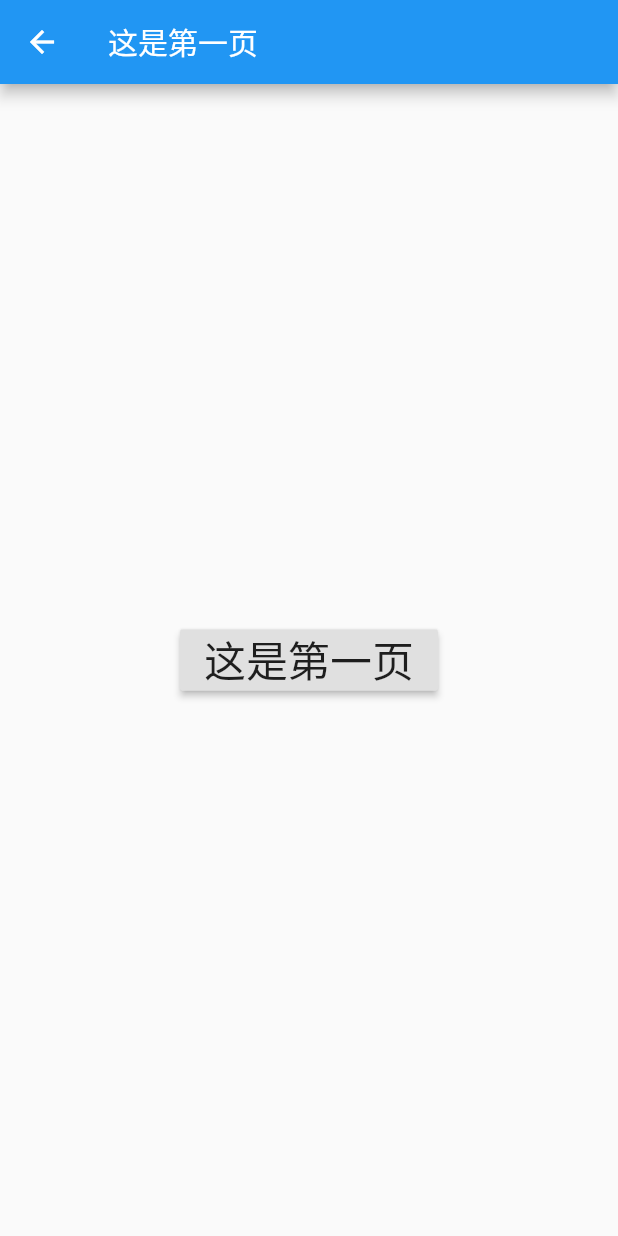
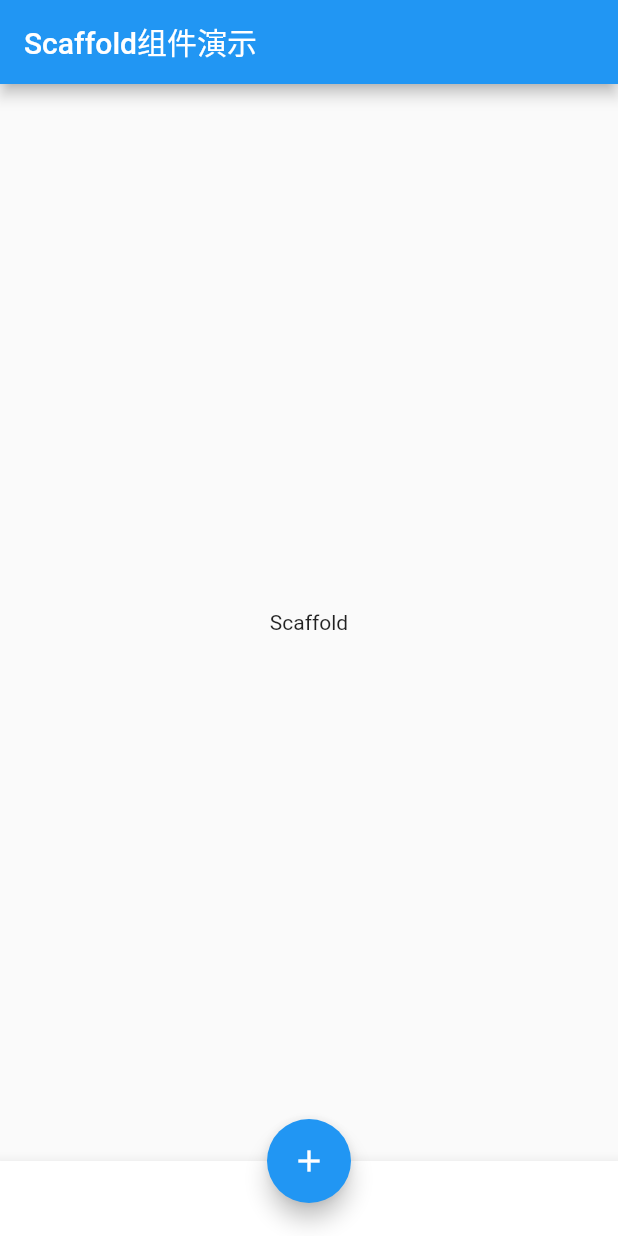
Before and after one commit to Ellen2018/flutter_study_app, a Flutter app: the screen it shows after launch, on a phone screen of 412 x 824 dp. Run offline on Flutter 3.47's test engine with Material 2 defaults, Android fonts, the phone set to English and light mode, and no system bars.

Commit message:
演示Scaffold组件

```diff
--- a/lib/main.dart
+++ b/lib/main.dart
@@ -8,10 +8,11 @@ import 'package:flutter_study_app/ContainerStudy.dart';
 import 'package:flutter_study_app/TextFormFieldStudy.dart';
 import 'package:flutter_study_app/TextStudy.dart';
 import 'package:flutter_study_app/material/StudyRoute.dart';
+import 'package:flutter_study_app/material/StudyScaffold.dart';
 
 void main() {
   //配置App
-  runApp(new StudyRouteApp());
+  runApp(new StudyScaffoldApp());
 }
 
 class MyApp extends StatelessWidget {
--- /dev/null
+++ b/lib/material/StudyScaffold.dart
@@ -0,0 +1,34 @@
+
+import 'package:flutter/material.dart';
+
+class StudyScaffoldApp extends StatelessWidget{
+  @override
+  Widget build(BuildContext context) {
+    return MaterialApp(
+      title: 'Scaffold组件演示',
+      home: ScaffoldDemo(),
+    );
+  }
+}
+
+class ScaffoldDemo extends StatelessWidget{
+  @override
+  Widget build(BuildContext context) {
+    return Scaffold(
+      //头部
+      appBar: AppBar(title: Text('Scaffold组件演示'),),
+      //中间内容
+      body: Center(child: Text('Scaffold'),),
+      //底部导航栏
+      bottomNavigationBar: BottomAppBar(child: Container(height: 50.0,),),
+      //添加FAB按钮
+      floatingActionButton: FloatingActionButton(
+        onPressed: (){},
+        tooltip: '增加',
+        child: Icon(Icons.add),
+      ),
+      //FAB按钮居中显示
+      floatingActionButtonLocation: FloatingActionButtonLocation.centerDocked,
+    );
+  }
+}
```
